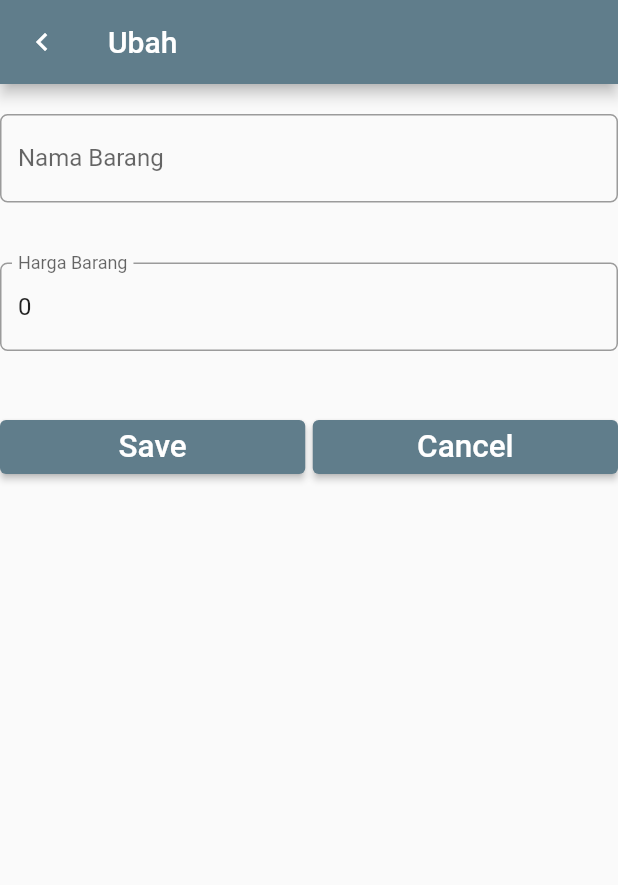
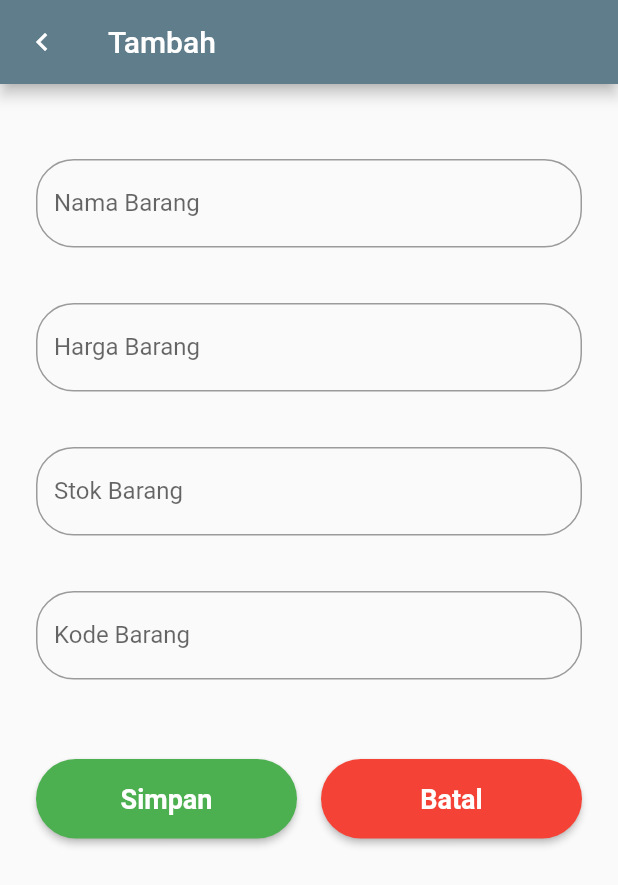
Before and after one commit to DIOAPRIANSYAH/flutter_sqllite, a Flutter app: the EntryForm screen opened directly, on a phone screen of 412 x 824 dp. Shown: the top 885 px of the screen. Run offline on Flutter 3.47's test engine with Material 2 defaults, Android fonts, the phone set to English and light mode, and no system bars; our stand-ins replace sqflite; accounts and stored records are empty.

Commit message:
flutter_sqllite

```diff
--- a/lib/pages/entry_form.dart
+++ b/lib/pages/entry_form.dart
@@ -1,99 +1,193 @@
 import 'package:flutter/material.dart';
+import 'package:sqflite/sqflite.dart';
 
+import '../dbHelper/sql_helper.dart';
 import '../model/item.dart';
 
 class EntryForm extends StatefulWidget {
   const EntryForm({
     Key? key,
-    Item? item,
+    this.item,
   }) : super(key: key);
+  final Item? item;
   @override
   State<EntryForm> createState() => EntryFormState();
 }
 
 class EntryFormState extends State<EntryForm> {
-  Item item = Item(name: '', price: 0);
+  late Item item = Item(name: '', price: 0, stok: 0, kodeBarang: '');
   TextEditingController nameController = TextEditingController();
   TextEditingController priceController = TextEditingController();
+  TextEditingController stokController = TextEditingController();
+  TextEditingController kodeBarangController = TextEditingController();
+
   @override
   Widget build(BuildContext context) {
-    nameController.text = item.name;
-    priceController.text = item.price.toString();
+    if (widget.item != null) {
+      nameController.text = widget.item!.name;
+      priceController.text = widget.item!.price.toString();
+      stokController.text = widget.item!.stok.toString();
+      kodeBarangController.text = widget.item!.kodeBarang;
+    }
     return Scaffold(
       appBar: AppBar(
-        // ignore: unnecessary_null_comparison
-        title: item == null ? const Text('Tambah') : const Text('Ubah'),
-        leading: const Icon(Icons.keyboard_arrow_left),
+        title: widget.item == null ? const Text('Tambah') : const Text('Ubah'),
+        leading: IconButton(
+          icon: const Icon(Icons.keyboard_arrow_left),
+          onPressed: () {
+            Navigator.pop(context);
+          },
+        ),
       ),
       body: ListView(
+        padding: const EdgeInsets.symmetric(horizontal: 24),
         children: <Widget>[
-          // nama barang
-          Padding(
-            padding: const EdgeInsets.only(top: 20.0, bottom: 20.0),
+          // Nama Barang
+          const SizedBox(
+            height: 50,
+          ),
+          SizedBox(
+            height: 80,
             child: TextField(
               controller: nameController,
               keyboardType: TextInputType.text,
               decoration: InputDecoration(
                 labelText: 'Nama Barang',
+                hintText: 'Input Nama Barang',
                 border: OutlineInputBorder(
-                      borderRadius: BorderRadius.circular(5.0),
-                    )),
+                  borderRadius: BorderRadius.circular(25),
+                ),
+              ),
               onChanged: (value) {
-                  // TODO: method untuk form nama barang
-                }),
+                // TODO: Method untuk form nama barang
+              },
             ),
-          // harga barang
-          Padding(
-            padding: const EdgeInsets.only(top: 20.0, bottom: 20.0),
+          ),
+          const SizedBox(height: 16),
+          // Harga Barang
+          SizedBox(
+            height: 80,
             child: TextField(
               controller: priceController,
               keyboardType: TextInputType.number,
               decoration: InputDecoration(
                 labelText: 'Harga Barang',
+                hintText: 'Input Harga Barang',
                 border: OutlineInputBorder(
-                      borderRadius: BorderRadius.circular(5.0),
-                    )),
+                  borderRadius: BorderRadius.circular(25),
+                ),
+              ),
+              autofocus: false,
               onChanged: (value) {
-                  // TODO: method untuk form harga barang
-                }),
+                // TODO: Method untuk form harga barang
+              },
             ),
-          // tombol button
-          Padding(
-            padding: const EdgeInsets.only(top: 20.0, bottom: 20.0),
-            child: Row(
+          ),
+          const SizedBox(height: 16),
+          // Stok Barang
+          SizedBox(
+            height: 80,
+            child: TextField(
+              controller: stokController,
+              keyboardType: TextInputType.number,
+              decoration: InputDecoration(
+                labelText: 'Stok Barang',
+                hintText: 'Input Stok Barang',
+                border: OutlineInputBorder(
+                  borderRadius: BorderRadius.circular(25),
+                ),
+              ),
+              onChanged: (value) {
+                // TODO: Method untuk form stok barang
+              },
+            ),
+          ),
+          const SizedBox(height: 16),
+          // Kode Barang
+          SizedBox(
+            height: 80,
+            child: TextField(
+              controller: kodeBarangController,
+              keyboardType: TextInputType.text,
+              decoration: InputDecoration(
+                labelText: 'Kode Barang',
+                hintText: 'Input Kode Barang',
+                border: OutlineInputBorder(
+                  borderRadius: BorderRadius.circular(25),
+                ),
+              ),
+              onChanged: (value) {
+                // TODO: Method untuk form kode barang
+              },
+            ),
+          ),
+          const SizedBox(height: 32),
+          // Tombol Simpan dan Batal
+          Row(
             children: <Widget>[
-                // tombol simpan
               Expanded(
                 child: ElevatedButton(
+                  style: ElevatedButton.styleFrom(
+                    primary: Colors.green,
+                    shape: RoundedRectangleBorder(
+                      borderRadius: BorderRadius.circular(30),
+                    ),
+                    padding: const EdgeInsets.symmetric(vertical: 16),
+                  ),
                   child: const Text(
-                      'Save',
-                      textScaleFactor: 1.5,
+                    'Simpan',
+                    style: TextStyle(
+                      fontSize: 18,
+                      fontWeight: FontWeight.bold,
+                      color: Colors.white,
+                    ),
                   ),
                   onPressed: () {
-                      if (item == null) {
-                        // tambah data
+                    if (widget.item == null) {
+                      print('database');
+                      // Tambah data
                       item = Item(
                         name: nameController.text,
-                            price: int.parse(priceController.text));
+                        price: int.parse(priceController.text),
+                        stok: int.parse(stokController.text),
+                        kodeBarang: kodeBarangController.text,
+                      );
+                      final Future<Database> dbFuture = SQLHelper.db();
+                      Future<int> id = SQLHelper.createItem(item);
+                      print(id);
                     } else {
-                        // ubah data
+                      // Ubah data
+                      item.id = widget.item!.id;
                       item.name = nameController.text;
                       item.price = int.parse(priceController.text);
+                      item.stok = int.parse(stokController.text);
+                      item.kodeBarang = kodeBarangController.text;
+                      SQLHelper.updateItem(item);
                     }
-                      // kembali ke layar sebelumnya dengan membawa objek it
+                    print('Disini Datanya');
+                    // Kembali ke layar sebelumnya dengan membawa objek it
+                    print(item.name);
                     Navigator.pop(context, item);
                   },
                 ),
               ),
-                Container(
-                  width: 5.0,
-                ),
-                // tombol batal
+              const SizedBox(width: 16),
               Expanded(
                 child: ElevatedButton(
+                  style: ElevatedButton.styleFrom(
+                    primary: Colors.red,
+                    shape: RoundedRectangleBorder(
+                      borderRadius: BorderRadius.circular(30),
+                    ),
+                    padding: const EdgeInsets.symmetric(vertical: 16),
+                  ),
                   child: const Text(
-                      'Cancel',
-                      textScaleFactor: 1.5,
+                    'Batal',
+                    style: TextStyle(
+                      fontSize: 18,
+                      fontWeight: FontWeight.bold,
+                      color: Colors.white,
+                    ),
                   ),
                   onPressed: () {
                     Navigator.pop(context);
@@ -102,7 +196,6 @@ class EntryFormState extends State<EntryForm> {
               ),
             ],
           ),
-          ),
         ],
       ),
     );
```
Lines whose indentation alone changed are shown as unchanged.
